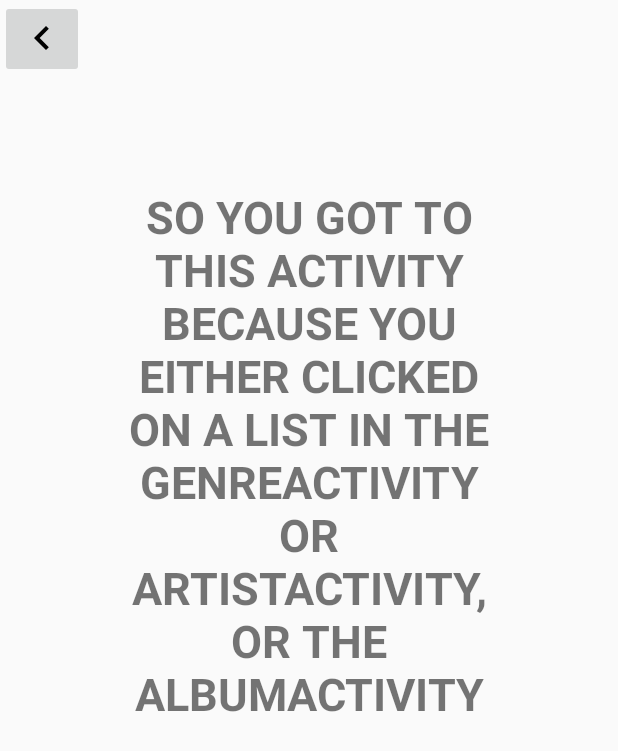
After one commit to adolphchris19/FavPlayer, an Android app: the GenreArtistAlbumActivity screen opened directly, with no data from a screen before it, on a phone screen of 412 x 824 dp. The commit adds this screen. Shown: the top 751 px of the screen. Run offline under Robolectric (Android 15) with nearby library versions, the phone set to English and light mode, and no system bars.

Commit message:
Awaiting final commit

```diff
--- a/app/src/main/AndroidManifest.xml
+++ b/app/src/main/AndroidManifest.xml
@@ -24,23 +24,23 @@
         <activity
             android:name=".ArtistActivity"
             android:label="Artists"
-            android:theme="@style/songTheme"/>
+            android:theme="@style/songTheme" />
         <activity
             android:name=".GenreActivity"
             android:label="Genres"
-            android:theme="@style/songTheme"/>
+            android:theme="@style/songTheme" />
         <activity
             android:name=".AlbumActivity"
             android:label="Albums"
-            android:theme="@style/songTheme"/>
+            android:theme="@style/songTheme" />
         <activity
             android:name=".CreatePlaylistActivity"
             android:label="Create Playlist" />
         <activity
             android:name=".NowPlayingActivity"
             android:label="Now Playing" />
-
-        <activity android:name=".GenreAndArtistTemplateActivity"/>
+        <activity android:name=".GenreAndArtistTemplateActivity" />
+        <activity android:name=".GenreArtistAlbumActivity"></activity>
     </application>
 
 </manifest>
--- /dev/null
+++ b/app/src/main/java/com/adolphchris/android/musicpayerapplication/GenreArtistAlbumActivity.java
@@ -0,0 +1,43 @@
+package com.adolphchris.android.musicpayerapplication;
+
+import android.content.Intent;
+import android.support.v7.app.AppCompatActivity;
+import android.os.Bundle;
+import android.view.View;
+import android.widget.ImageButton;
+
+public class GenreArtistAlbumActivity extends AppCompatActivity {
+
+    ImageButton imageButton;
+
+    @Override
+    protected void onCreate(Bundle savedInstanceState) {
+        super.onCreate(savedInstanceState);
+        setContentView(R.layout.activity_genre_artist_album);
+
+        imageButton = findViewById(R.id.backButton);
+        imageButton.setOnClickListener(new View.OnClickListener() {
+            @Override
+            public void onClick(View v) {
+                Intent i = new Intent(GenreArtistAlbumActivity.this, ArtistActivity.class);
+                startActivity(i);
+            }
+        });
+        imageButton = findViewById(R.id.backButton);
+        imageButton.setOnClickListener(new View.OnClickListener() {
+            @Override
+            public void onClick(View v) {
+                Intent i = new Intent(GenreArtistAlbumActivity.this, GenreActivity.class);
+                startActivity(i);
+            }
+        });
+        imageButton = findViewById(R.id.backButton);
+        imageButton.setOnClickListener(new View.OnClickListener() {
+            @Override
+            public void onClick(View v) {
+                Intent i = new Intent(GenreArtistAlbumActivity.this, AlbumActivity.class);
+                startActivity(i);
+            }
+        });
+    }
+}
--- /dev/null
+++ b/app/src/main/res/layout/activity_genre_artist_album.xml
@@ -0,0 +1,29 @@
+<?xml version="1.0" encoding="utf-8"?>
+<LinearLayout xmlns:android="http://schemas.android.com/apk/res/android"
+    xmlns:app="http://schemas.android.com/apk/res-auto"
+    xmlns:tools="http://schemas.android.com/tools"
+    android:layout_width="match_parent"
+    android:layout_height="match_parent"
+    android:orientation="vertical"
+    tools:context=".GenreArtistAlbumActivity">
+
+
+    <ImageButton
+        android:id="@+id/backButton"
+        android:layout_width="wrap_content"
+        android:layout_height="wrap_content"
+        android:src="@drawable/ic_keyboard_arrow_left_black_24dp"/>
+
+    <TextView
+        android:layout_margin="72dp"
+        android:textSize="30sp"
+        android:gravity="center"
+        android:layout_gravity="center"
+        android:layout_width="wrap_content"
+        android:layout_height="wrap_content"
+        android:textAllCaps="true"
+        android:textStyle="bold"
+        android:text="@string/info"/>
+
+
+</LinearLayout>
--- a/app/src/main/res/values/strings.xml
+++ b/app/src/main/res/values/strings.xml
@@ -12,5 +12,7 @@
     <string name="navigation_drawer_close">Close navigation Drawer </string>
     <string name="status">Playing</string>
     <string name="nowPlaying">Now Playing</string>
+    <string name="info">So you got to this activity because you either Clicked on a List in the
+        GenreActivity or ArtistActivity, or the AlbumActivity</string>
 
 </resources>
```
